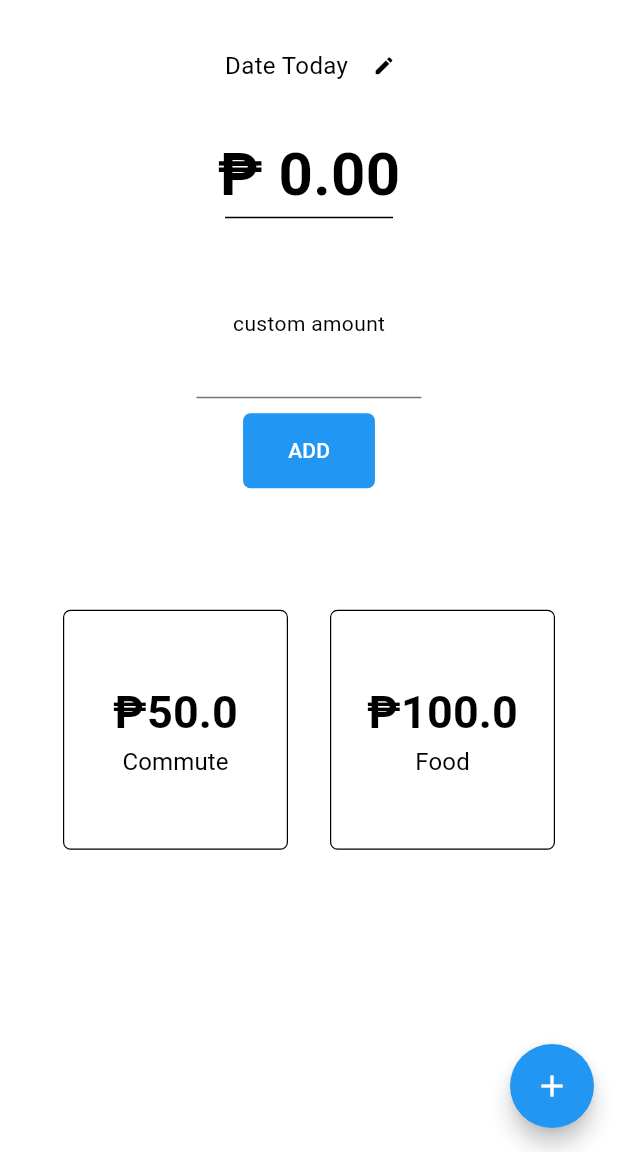
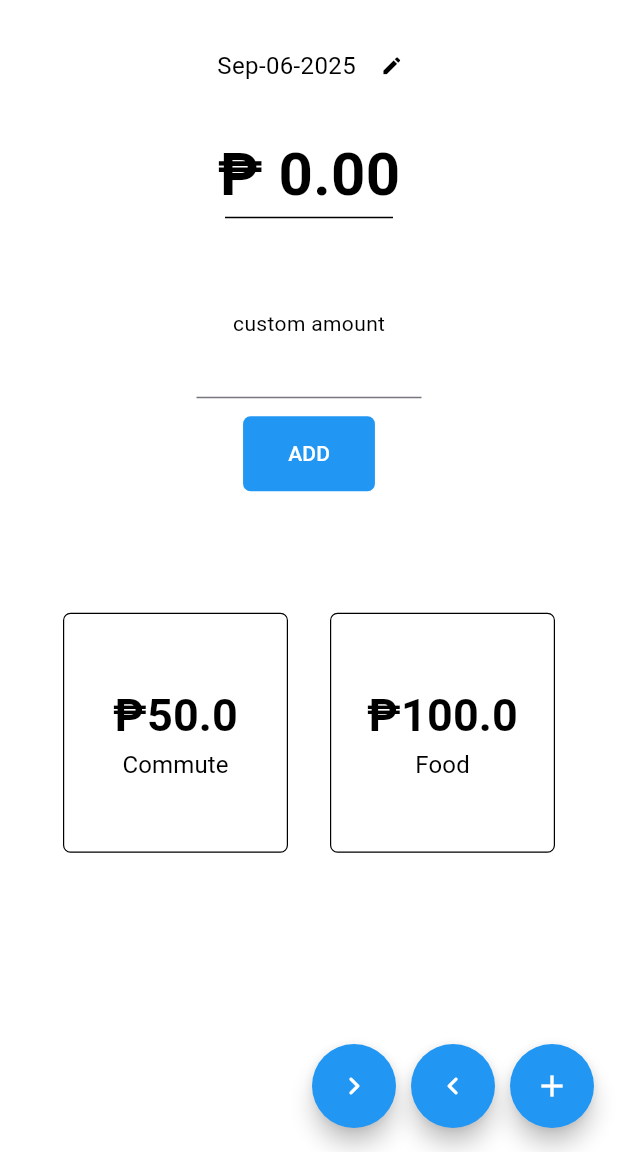
Before and after one commit to p-ragudo/Stupid-Simple-Expense-Tracker, a Flutter app: the screen it shows after launch, after a tap on the "add" icon, on a phone screen of 412 x 824 dp, the part 84-1236 px from its top. Run offline on Flutter 3.47's test engine with Material 3 defaults, Android fonts, the light colour scheme and no system bars; our stand-ins replace shared_preferences.

Commit message:
date mechanism and storage

```diff
--- /dev/null
+++ b/lib/expense_card.dart
@@ -0,0 +1,54 @@
+import 'package:flutter/material.dart';
+
+class ExpenseCard extends StatelessWidget {
+  final double amount;
+  final String name;
+
+  const ExpenseCard({
+    super.key,
+    required this.amount,
+    required this.name,
+  });
+
+  @override
+  Widget build(BuildContext context) {
+    return TextButton(
+      style: TextButton.styleFrom(
+        fixedSize: Size(150, 160),
+        backgroundColor: Colors.white,
+        foregroundColor: Colors.black,
+        shape: RoundedRectangleBorder(
+          borderRadius: BorderRadius.circular(5),
+        ),
+        side: BorderSide(
+          color: Colors.black,
+          width: 0.8,
+        ),
+      ),
+      onPressed: () {
+        // TO DO
+      },
+      child: Column(
+        mainAxisAlignment: MainAxisAlignment.center,
+        children: [
+          Text(
+            "₱$amount",
+            style: TextStyle(
+              color: Colors.black,
+              fontSize: 30,
+              fontWeight: FontWeight.bold,
+            ),
+          ),
+          Text(
+            name,
+            style: TextStyle(
+              color: Colors.black,
+              fontSize: 16,
+              fontWeight: FontWeight.normal,
+            ),
+          ),
+        ],
+      ),
+    );
+  }
+}
--- a/lib/home.dart
+++ b/lib/home.dart
@@ -1,4 +1,10 @@
+import 'dart:convert';
+
 import 'package:flutter/material.dart';
+import 'package:intl/intl.dart';
+import 'expense_card.dart';
+import 'package:shared_preferences/shared_preferences.dart';
+import 'record.dart';
 
 class Home extends StatefulWidget {
 
@@ -11,6 +17,56 @@ class Home extends StatefulWidget {
 class _HomeState extends State<Home> {
 
   double totalExpenses = 0;
+  static const double floatingButtonsSpacing = 10;
+
+  late Record record;
+
+  @override
+  void initState() {
+    super.initState();
+    record = Record(id: 'loading...', label: '', expenses: [], total: 0);
+    _initDate();
+  }
+
+  void _initDate() async {
+    final prefs = await SharedPreferences.getInstance();
+
+    final todayId = DateFormat("MMM-dd-yyyy").format(DateTime.now());
+    String? savedDateStateID = prefs.getString('savedDateStateID');
+
+    if(savedDateStateID == null || savedDateStateID != todayId) {
+      await prefs.setString('savedDateStateID', todayId);
+
+      setState(() {
+        record = Record(
+          id: todayId,
+          label: '',
+          expenses: [],
+          total: 0,
+        );
+      });
+
+      await prefs.setString(todayId, jsonEncode(record.toJson()));
+    } else { // if same day/date
+      String? recordJson = prefs.getString(todayId);
+      if(recordJson != null) {
+        setState(() {
+          record = Record.fromJson(jsonDecode(recordJson));
+        });
+      } else {
+        setState(() {
+          record = Record(
+            id: savedDateStateID,
+            label: '',
+            expenses: [],
+            total: 0,
+          );
+        });
+
+        await prefs.setString(todayId, jsonEncode(record.toJson()));
+      }
+    }
+  }
 
   @override
   Widget build(BuildContext context) {
@@ -30,16 +86,30 @@ class _HomeState extends State<Home> {
           ),
         ],
       ),
-      floatingActionButton: FloatingActionButton(
-        onPressed: () {
-          // TO DO
-        },
-        backgroundColor: Colors.blue,
-        foregroundColor: Colors.white,
-        shape: RoundedRectangleBorder(
-          borderRadius: BorderRadius.circular(100),
-        ),
-        child: Icon(Icons.add),
+      floatingActionButton: Row(
+        mainAxisAlignment: MainAxisAlignment.end,
+        children: [
+          FloatyButton(
+            func: () {
+              debugPrint("redo");
+            },
+            icon: Icon(Icons.keyboard_arrow_right_rounded)
+          ),
+          SizedBox(width: floatingButtonsSpacing),
+          FloatyButton(
+              func: () {
+                debugPrint("undo");
+              },
+              icon: Icon(Icons.keyboard_arrow_left_rounded)
+          ),
+          SizedBox(width: floatingButtonsSpacing),
+          FloatyButton(
+              func: () {
+                debugPrint("plus");
+              },
+              icon: Icon(Icons.add)
+          ),
+        ],
       ),
       floatingActionButtonLocation: FloatingActionButtonLocation.endFloat,
       body: Column(
@@ -51,7 +121,8 @@ class _HomeState extends State<Home> {
             children: [
             SizedBox(width: 18),
             Text(
-              "Date Today", // REPLACE WITH VARIABLE
+              // Date Label
+              record.label == '' ? record.id : record.label,
               style: TextStyle(
                 color: Colors.black,
                 fontSize: 16,
@@ -106,7 +177,7 @@ class _HomeState extends State<Home> {
             ),
           ),
 
-          SizedBox(height: 10),
+          SizedBox(height: 12),
 
           TextButton(
             style: TextButton.styleFrom(
@@ -118,7 +189,7 @@ class _HomeState extends State<Home> {
               ),
             ),
             onPressed: () {
-
+              debugPrint("added");
             },
             child: Text("ADD"),
           ),
@@ -139,56 +210,27 @@ class _HomeState extends State<Home> {
   }
 }
 
-class ExpenseCard extends StatelessWidget {
-  final double amount;
-  final String name;
+class FloatyButton extends StatelessWidget {
+  final VoidCallback func;
+  final Icon icon;
 
-  const ExpenseCard({
+
+  const FloatyButton({
     super.key,
-    required this.amount,
-    required this.name,
+    required this.func,
+    required this.icon
   });
 
   @override
   Widget build(BuildContext context) {
-    return TextButton(
-      style: TextButton.styleFrom(
-        fixedSize: Size(150, 160),
-        backgroundColor: Colors.white,
-        foregroundColor: Colors.black,
-        shape: RoundedRectangleBorder(
-            borderRadius: BorderRadius.circular(5),
-        ),
-        side: BorderSide(
-          color: Colors.black,
-          width: 0.8,
-        ),
+    return FloatingActionButton(
+      onPressed: func,
+      backgroundColor: Colors.blue,
+      foregroundColor: Colors.white,
+      shape: RoundedRectangleBorder(
+        borderRadius: BorderRadius.circular(100),
       ),
-      onPressed: () {
-        // TO DO
-      },
-      child: Column(
-        mainAxisAlignment: MainAxisAlignment.center,
-        children: [
-          Text(
-            "₱$amount",
-            style: TextStyle(
-              color: Colors.black,
-              fontSize: 30,
-              fontWeight: FontWeight.bold,
-            ),
-          ),
-          Text(
-            name,
-            style: TextStyle(
-              color: Colors.black,
-              fontSize: 16,
-              fontWeight: FontWeight.normal,
-            ),
-          ),
-        ],
-      ),
+      child: icon,
     );
   }
-
 }
--- /dev/null
+++ b/lib/record.dart
@@ -0,0 +1,27 @@
+class Record {
+  String id;
+  String label;
+  List<String> expenses;
+  double total;
+
+  Record({
+    required this.id,
+    required this.label,
+    required this.expenses,
+    required this.total,
+  });
+
+  Map<String, dynamic> toJson() => {
+    'id': id,
+    'label': label,
+    'expenses': expenses,
+    'total': total,
+  };
+
+  factory Record.fromJson(Map<String, dynamic> json) => Record(
+    id: json['id'],
+    label: json['label'],
+    expenses: List<String>.from(json['expenses']),
+    total: json['total'],
+  );
+}
--- a/pubspec.yaml
+++ b/pubspec.yaml
@@ -30,10 +30,12 @@ environment:
 dependencies:
   flutter:
     sdk: flutter
+  intl: ^0.19.0
 
   # The following adds the Cupertino Icons font to your application.
   # Use with the CupertinoIcons class for iOS style icons.
   cupertino_icons: ^1.0.8
+  shared_preferences: ^2.5.3
 
 dev_dependencies:
   flutter_test:
```
Also changed, not shown: pubspec.lock, 1 other file.
